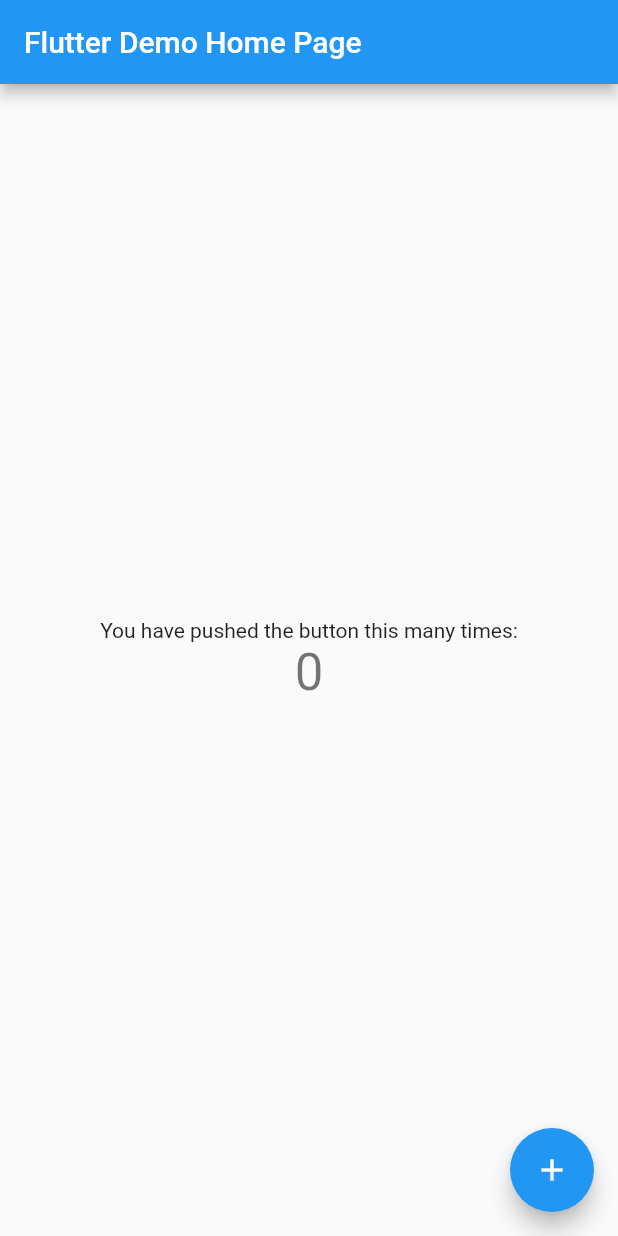
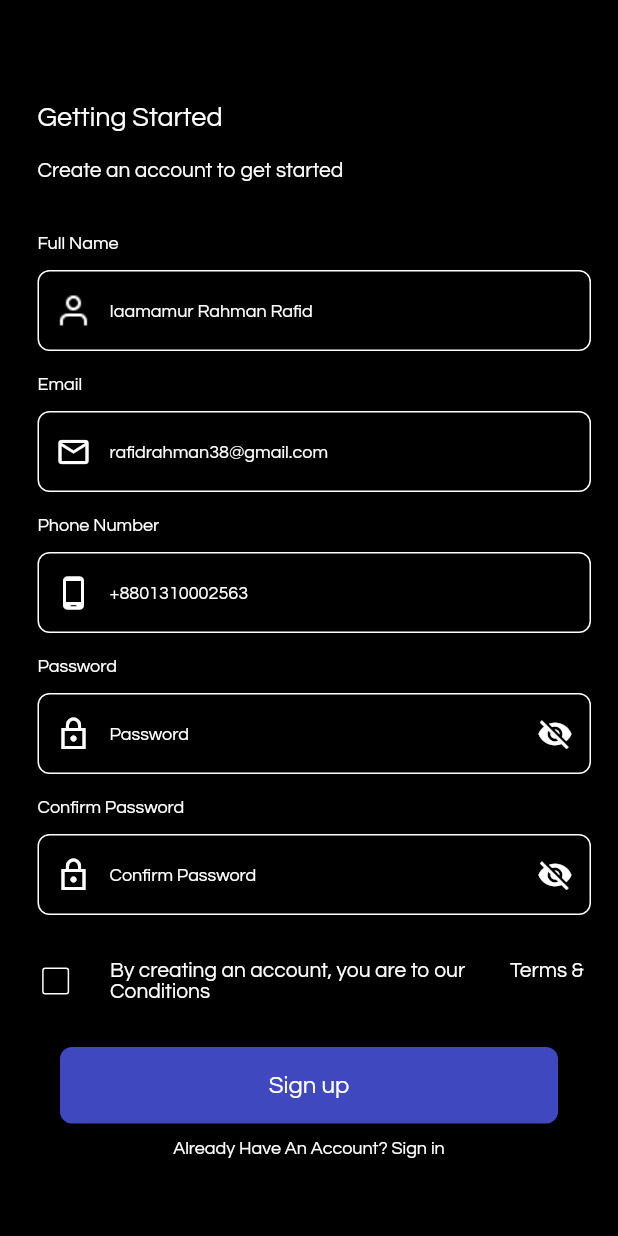
Before and after one commit to SyedMahide/final_ui, a Flutter app: the screen it shows after launch, on a phone screen of 412 x 824 dp. Run offline on Flutter 3.47's test engine with Material 2 defaults, Android fonts, the phone set to English and light mode, and no system bars.

Commit message:
signup page

```diff
--- /dev/null
+++ b/lib/color/my_colors.dart
@@ -0,0 +1,6 @@
+import 'package:flutter/cupertino.dart';
+
+class MyColors{
+  static const Color primaryColor=Color(0xff000000);
+  static const Color secondaryColor=Color(0xffE5E5E5);
+}
--- a/lib/main.dart
+++ b/lib/main.dart
@@ -1,76 +1,19 @@
 import 'package:flutter/material.dart';
+import 'package:final_ui/ui/signup_screen.dart';
+void main() async {
+  WidgetsFlutterBinding.ensureInitialized();
+ // await Firebase.initializeApp();
 
-void main() {
-  runApp(const MyApp());
+  runApp(MyApp());
 }
 
 class MyApp extends StatelessWidget {
-  const MyApp({Key? key}) : super(key: key);
-
-  // This widget is the root of your application.
   @override
   Widget build(BuildContext context) {
     return MaterialApp(
-      title: 'Flutter Demo',
-      theme: ThemeData(
-
-        primarySwatch: Colors.blue,
-      ),
-      home: const MyHomePage(title: 'Flutter Demo Home Page'),
+      debugShowCheckedModeBanner: false,
+      home: SignUpScreen(),
     );
   }
+//
 }
-
-class MyHomePage extends StatefulWidget {
-  const MyHomePage({Key? key, required this.title}) : super(key: key);
-
-
-
-  final String title;
-
-  @override
-  State<MyHomePage> createState() => _MyHomePageState();
-}
-
-class _MyHomePageState extends State<MyHomePage> {
-  int _counter = 0;
-
-  void _incrementCounter() {
-    setState(() {
-
-      _counter++;
-    });
-  }
-
-  @override
-  Widget build(BuildContext context) {
-
-    return Scaffold(
-      appBar: AppBar(
-
-        title: Text(widget.title),
-      ),
-      body: Center(
-
-        child: Column(
-
-          mainAxisAlignment: MainAxisAlignment.center,
-          children: <Widget>[
-            const Text(
-              'You have pushed the button this many times:',
-            ),
-            Text(
-              '$_counter',
-              style: Theme.of(context).textTheme.headline4,
-            ),
-          ],
-        ),
-      ),
-      floatingActionButton: FloatingActionButton(
-        onPressed: _incrementCounter,
-        tooltip: 'Increment',
-        child: const Icon(Icons.add),
-      ), // This trailing comma makes auto-formatting nicer for build methods.
-    );
-  }
-}
--- /dev/null
+++ b/lib/ui/signup_screen.dart
@@ -0,0 +1,496 @@
+import 'package:flutter/cupertino.dart';
+import 'package:flutter/gestures.dart';
+import 'package:flutter/material.dart';
+
+class SignUpScreen extends StatefulWidget {
+  @override
+  State<StatefulWidget> createState() {
+    return _SignUpScreenState();
+  }
+}
+
+class _SignUpScreenState extends State<SignUpScreen> {
+
+  bool value = false;
+
+  bool ishiddenPassword = true;
+  bool ishiddenConfirmPassword = true;
+
+  final GlobalKey<FormState> _formKey = GlobalKey<FormState>();
+
+  final TextEditingController _password = TextEditingController();
+  final TextEditingController _confirmPassword = TextEditingController();
+
+  @override
+  Widget build(BuildContext context) {
+    return Scaffold(
+      backgroundColor: Colors.black,
+      body: SingleChildScrollView(
+        child: Container(
+          child: (Column(
+            children: [
+              Container(
+                alignment: Alignment.topLeft,
+                margin: const EdgeInsets.only(top: 69, left: 25, right: 119),
+                child: const Text(
+                  "Getting Started",
+                  style: TextStyle(
+                      fontFamily: 'Questrial',
+                      fontSize: 18,
+                      fontWeight: FontWeight.w400,
+                      fontStyle: FontStyle.normal,
+                      color: Colors.white),
+                ),
+              ),
+              Container(
+                alignment: Alignment.topLeft,
+                margin: const EdgeInsets.only(top: 19, left: 25),
+                child: const Text(
+                  "Create an account to get started",
+                  style: TextStyle(
+                    fontFamily: 'Questrial',
+                    fontSize: 14,
+                    fontWeight: FontWeight.w400,
+                    fontStyle: FontStyle.normal,
+                    color: Colors.white,
+                  ),
+                ),
+              ),
+              Container(
+                alignment: Alignment.topLeft,
+                margin: const EdgeInsets.only(top: 35, left: 25),
+                child: const Text(
+                  "Full Name",
+                  style: TextStyle(
+                    fontFamily: 'Questrial',
+                    fontSize: 12,
+                    fontWeight: FontWeight.w400,
+                    fontStyle: FontStyle.normal,
+                    color: Colors.white,
+                  ),
+                ),
+              ),
+              Container(
+                padding: const EdgeInsets.only(top: 12, left: 25, right: 18),
+                child: TextFormField(
+                  keyboardType: TextInputType.text,
+                  cursorColor: Colors.white,
+                  style: const TextStyle(
+                      color: Colors.white,
+                      fontFamily: 'Questrial',
+                      fontWeight: FontWeight.w400,
+                      fontSize: 14,
+                      fontStyle: FontStyle.normal),
+                  decoration: const InputDecoration(
+                    prefixIcon: Padding(
+                      padding: EdgeInsets.all(0.0),
+                      child: Image(
+                        image: AssetImage("assets/user.png"),
+                      ),
+                    ),
+                    border: InputBorder.none,
+                    enabledBorder: OutlineInputBorder(
+                      borderRadius: BorderRadius.all(Radius.circular(8.0)),
+                      borderSide: BorderSide(color: Colors.white),
+                    ),
+                    focusedBorder: OutlineInputBorder(
+                      borderRadius: BorderRadius.all(Radius.circular(8.0)),
+                      borderSide: BorderSide(color: Colors.white),
+                    ),
+
+                    // border: OutlineInputBorder(),
+                    hintText: "Iaamamur Rahman Rafid",
+                    hintStyle: TextStyle(
+                      fontFamily: 'Questrial',
+                      color: Colors.white,
+                      fontSize: 12,
+                      fontWeight: FontWeight.w400,
+                      fontStyle: FontStyle.normal,
+                    ),
+                  ),
+                  validator: (String? value) {
+                    if (value!.isEmpty) {
+                      return "Please enter name";
+                    }
+                    return null;
+                  },
+                ),
+              ),
+              Container(
+                alignment: Alignment.topLeft,
+                margin: const EdgeInsets.only(top: 16, left: 25),
+                child: const Text(
+                  "Email",
+                  style: TextStyle(
+                    fontFamily: 'Questrial',
+                    fontSize: 12,
+                    fontWeight: FontWeight.w400,
+                    fontStyle: FontStyle.normal,
+                    color: Colors.white,
+                  ),
+                ),
+              ),
+              Container(
+                padding: const EdgeInsets.only(top: 12, left: 25, right: 18),
+                child: TextFormField(
+                  keyboardType: TextInputType.text,
+                  cursorColor: Colors.white,
+                  style: const TextStyle(
+                      color: Colors.white,
+                      fontFamily: 'Questrial',
+                      fontWeight: FontWeight.w400,
+                      fontSize: 14,
+                      fontStyle: FontStyle.normal),
+                  decoration: const InputDecoration(
+                    prefixIcon: Icon(Icons.email_outlined,
+                        color: Colors.white),
+                    border: InputBorder.none,
+                    enabledBorder: OutlineInputBorder(
+                      borderRadius: BorderRadius.all(Radius.circular(8.0)),
+                      borderSide: BorderSide(color: Colors.white),
+                    ),
+                    focusedBorder: OutlineInputBorder(
+                      borderRadius: BorderRadius.all(Radius.circular(8.0)),
+                      borderSide: BorderSide(color: Colors.white),
+                    ),
+
+                    hintText: "rafidrahman38@gmail.com",
+                    hintStyle: TextStyle(
+                      fontFamily: 'Questrial',
+                      color: Colors.white,
+                      fontSize: 12,
+                      fontWeight: FontWeight.w400,
+                      fontStyle: FontStyle.normal,
+                    ),
+                  ),
+                  validator: (String? value) {
+                    if (value!.isEmpty) {
+                      return "Please enter email";
+                    }
+                    if (!RegExp("^[a-zA-Z0-9+_.-]+@[a-zA-Z0-9.-]+[a-z]")
+                        .hasMatch(value)) {
+                      return "Please enter valid email";
+                    }
+                    return null;
+                  },
+                ),
+              ),
+              Container(
+                alignment: Alignment.topLeft,
+                margin: const EdgeInsets.only(top: 16, left: 25),
+                child: const Text(
+                  "Phone Number",
+                  style: TextStyle(
+                    fontFamily: 'Questrial',
+                    fontSize: 12,
+                    fontWeight: FontWeight.w400,
+                    fontStyle: FontStyle.normal,
+                    color: Colors.white,
+                  ),
+                ),
+              ),
+              Container(
+                padding: const EdgeInsets.only(top: 12, left: 25, right: 18),
+                child: TextFormField(
+                  keyboardType: TextInputType.text,
+                  cursorColor: Colors.white,
+                  style: const TextStyle(
+                      color: Colors.white,
+                      fontFamily: 'Questrial',
+                      fontWeight: FontWeight.w400,
+                      fontSize: 14,
+                      fontStyle: FontStyle.normal),
+                  decoration: const InputDecoration(
+                    prefixIcon: Icon(Icons.phone_android_outlined,
+                        color: Colors.white),
+                    border: InputBorder.none,
+                    enabledBorder: OutlineInputBorder(
+                      borderRadius: BorderRadius.all(Radius.circular(8.0)),
+                      borderSide: BorderSide(color: Colors.white),
+                    ),
+                    focusedBorder: OutlineInputBorder(
+                      borderRadius: BorderRadius.all(Radius.circular(8.0)),
+                      borderSide: BorderSide(color: Colors.white),
+                    ),
+
+                    hintText: "+8801310002563",
+                    hintStyle: TextStyle(
+                      fontFamily: 'Questrial',
+                      color: Colors.white,
+                      fontSize: 12,
+                      fontWeight: FontWeight.w400,
+                      fontStyle: FontStyle.normal,
+                    ),
+                  ),
+                  validator: (String? value) {
+                    if (value!.isEmpty) {
+                      return "Please enter email";
+                    }
+                    if (!RegExp("^[a-zA-Z0-9+_.-]+@[a-zA-Z0-9.-]+[a-z]")
+                        .hasMatch(value)) {
+                      return "Please enter valid email";
+                    }
+                    return null;
+                  },
+                ),
+              ),
+
+              Container(
+                alignment: Alignment.topLeft,
+                margin: const EdgeInsets.only(top: 16, left: 25),
+                child: const Text(
+                  "Password",
+                  style: TextStyle(
+                    fontFamily: 'Questrial',
+                    fontSize: 12,
+                    fontWeight: FontWeight.w400,
+                    fontStyle: FontStyle.normal,
+                    color: Colors.white,
+                  ),
+                ),
+              ),
+
+              Container(
+                // height: 60,
+                margin: const EdgeInsets.only(top: 12, left: 25, right: 18),
+                child: TextFormField(
+                  obscureText: ishiddenPassword,
+                  controller: _password,
+                  cursorColor: Colors.white,
+                  style: const TextStyle(
+                      color: Colors.white,
+                      fontFamily: 'Questrial',
+                      fontWeight: FontWeight.w400,
+                      fontSize: 14,
+                      fontStyle: FontStyle.normal),
+                  decoration: InputDecoration(
+                    prefixIcon: const Icon(Icons.lock_outline_sharp,
+                      color: Colors.white,),
+                    border: InputBorder.none,
+                    enabledBorder: const OutlineInputBorder(
+                      borderRadius: BorderRadius.all(Radius.circular(8.0)),
+                      borderSide: BorderSide(color: Colors.white),
+                    ),
+                    focusedBorder: const OutlineInputBorder(
+                      borderRadius: BorderRadius.all(Radius.circular(8.0)),
+                      borderSide: BorderSide(color: Colors.white),
+                    ),
+                    hintText: "Password",
+                    hintStyle: const TextStyle(
+                      fontFamily: 'Questrial',
+                      color: Colors.white,
+                      fontSize: 12,
+                      fontWeight: FontWeight.w400,
+                      fontStyle: FontStyle.normal,
+                    ),
+                    suffixIcon: IconButton(
+                        icon: Icon(ishiddenPassword
+                            ? Icons.visibility_off
+                            : Icons.visibility),
+                        color: Colors.white,
+                        onPressed: () {
+                          ishiddenPassword = !ishiddenPassword;
+                          setState(() {});
+                        }),
+                  ),
+                  validator: (String? value) {
+                    if (value!.isEmpty) {
+                      return "Please enter password";
+                    }
+                    return null;
+                  },
+                ),
+              ),
+
+              Container(
+                alignment: Alignment.topLeft,
+                margin: const EdgeInsets.only(top: 16, left: 25),
+                child: const Text(
+                  "Confirm Password",
+                  style: TextStyle(
+                    fontFamily: 'Questrial',
+                    fontSize: 12,
+                    fontWeight: FontWeight.w400,
+                    fontStyle: FontStyle.normal,
+                    color: Colors.white,
+                  ),
+                ),
+              ),
+
+              Container(
+                margin: const EdgeInsets.only(top: 12, left: 25, right: 18),
+                child: TextFormField(
+                  obscureText: ishiddenConfirmPassword,
+                  controller: _confirmPassword,
+                  cursorColor: Colors.white,
+                  style: const TextStyle(
+                      color: Colors.white,
+                      fontFamily: 'Questrial',
+                      fontWeight: FontWeight.w400,
+                      fontSize: 14,
+                      fontStyle: FontStyle.normal),
+                  decoration: InputDecoration(
+                    prefixIcon: const Icon(Icons.lock_outline_sharp,
+                      color: Colors.white),
+                    border: InputBorder.none,
+                    enabledBorder: const OutlineInputBorder(
+                      borderRadius: BorderRadius.all(Radius.circular(8.0)),
+                      borderSide: BorderSide(color: Colors.white),
+                    ),
+                    focusedBorder: const OutlineInputBorder(
+                      borderRadius: BorderRadius.all(Radius.circular(8.0)),
+                      borderSide: BorderSide(color: Colors.white),
+                    ),
+
+                    // border: OutlineInputBorder(),
+                    hintText: "Confirm Password",
+                    hintStyle: const TextStyle(
+                      fontFamily: 'Questrial',
+                      color: Colors.white,
+                      fontSize: 12,
+                      fontWeight: FontWeight.w400,
+                      fontStyle: FontStyle.normal,
+                    ),
+                    suffixIcon: IconButton(
+                        icon: Icon(ishiddenConfirmPassword
+                            ? Icons.visibility_off
+                            : Icons.visibility),
+                        color: Colors.white,
+                        onPressed: () {
+                          ishiddenConfirmPassword = !ishiddenConfirmPassword;
+                          setState(() {});
+                        }),
+                  ),
+                  validator: (String? value) {
+                    if (value!.isEmpty) {
+                      return "Please re-enter password";
+                    }
+                    if (_password.text != _confirmPassword.text) {
+                      return "Password do not match";
+                    }
+                    return null;
+                  },
+                ),
+              ),
+
+              Container(
+                alignment: Alignment.topLeft,
+                margin: EdgeInsets.only(top: 20, left: 25),
+                child: Row(
+                  children: [
+                  Expanded(
+                  flex: 1,
+                    child: Checkbox(checkColor: Colors.white,
+                      shape: RoundedRectangleBorder(
+                        borderRadius: BorderRadius.circular(2.0),
+                      ),
+                      side: MaterialStateBorderSide.resolveWith(
+                            (states) => BorderSide(width: 1.0, color: Colors.white),
+                      ),
+                      value: this.value,
+                      onChanged: (bool? value) {
+                        setState(() {
+                          this.value = value!;
+                        });
+                      },
+                    ),
+                  ),
+                Spacer(),
+                Expanded(
+                  flex: 14,
+                  child: Container(
+                    margin: EdgeInsets.only(right: 20),
+                    child: const Text(
+                      "By creating an account, you are to our "
+                             "         Terms & Conditions",
+                      style: TextStyle(
+                          fontFamily: 'Questrial',
+                          fontSize: 14,
+                          fontWeight: FontWeight.w400,
+                          fontStyle: FontStyle.normal,
+                          color: Colors.white),
+                    ),
+                  ),
+                ),
+                  ],
+                ),
+              ),
+
+              Container(
+                alignment: Alignment.center,
+                margin: const EdgeInsets.only(top: 20),
+                child: MaterialButton(
+                  onPressed: () {
+                    if (_formKey.currentState!.validate()) {
+                      print("Sucessfull");
+                      return;
+                    } else {
+                      print("Not worked");
+                    }
+                  },
+                  color: Color(0xff4048BF),
+                  shape: RoundedRectangleBorder(
+                      borderRadius: BorderRadius.circular(8)),
+                  child: Container(
+                    alignment: Alignment.center,
+                    height: 35,
+                    width: 300,
+                    margin: const EdgeInsets.only(top: 8, bottom: 8),
+                    child: const Text(
+                      "Sign up",
+                      style: TextStyle(
+                          color: Colors.white,
+                          fontWeight: FontWeight.w400,
+                          fontFamily: "Questrial",
+                          fontStyle: FontStyle.normal,
+                          fontSize: 16),
+                      textAlign: TextAlign.center,
+                    ),
+                  ),
+                ),
+              ),
+
+              Container(
+                margin: const EdgeInsets.only(top: 10),
+                child: Center(
+                  child: RichText(
+                    text: TextSpan(
+                        text: "Already Have An Account? ",
+                        style: const TextStyle(
+                          fontFamily: 'Questrial',
+                          color: Colors.white,
+                          fontSize: 12,
+                          fontWeight: FontWeight.w400,
+                          fontStyle: FontStyle.normal,
+                        ),
+                        children: [
+                          TextSpan(
+                              text: "Sign in",
+
+                              style: const TextStyle(
+                                fontFamily: 'Questrial',
+                                color: Colors.white,
+                                fontSize: 12,
+                                fontWeight: FontWeight.w500,
+                                fontStyle: FontStyle.normal,
+                              ),
+                              recognizer: TapGestureRecognizer()
+                                ..onTap = () {
+                                  // Navigator.push(
+                                  //   context,
+                                  //   MaterialPageRoute(
+                                  //       builder: (context) => SignUp()),
+                                  // );
+                                  //WidgetSpan(child: Icon(Icons.add,color: Colors.white,));
+                                }),
+                        ]),
+                  ),
+                ),
+              ),
+            ],
+          )),
+        ),
+      ),
+    );
+  }
+}
```
Also changed, not shown: pubspec.yaml (+13 -45 lines), assets/user.png (added), fonts/Questrial-Regular.ttf (added), 1 other file.
